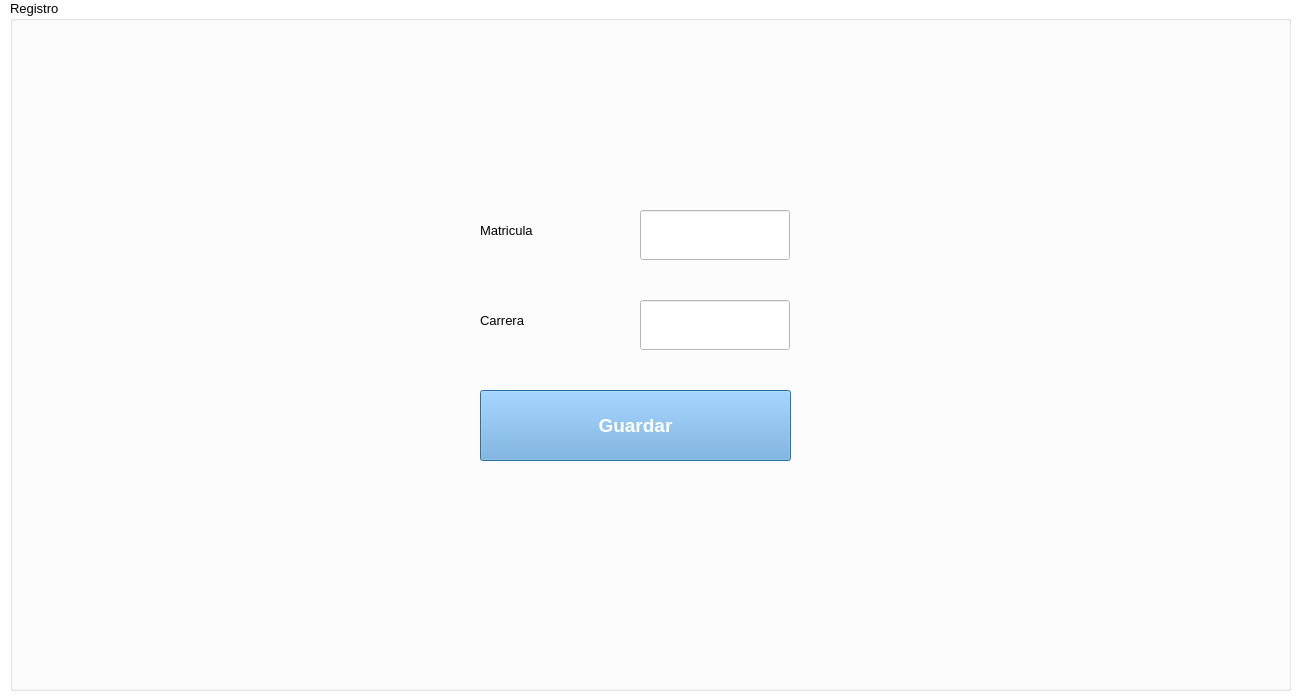
Old version of the form UserExperience/views/register.ui in the repository ChavezE/smartbooth.
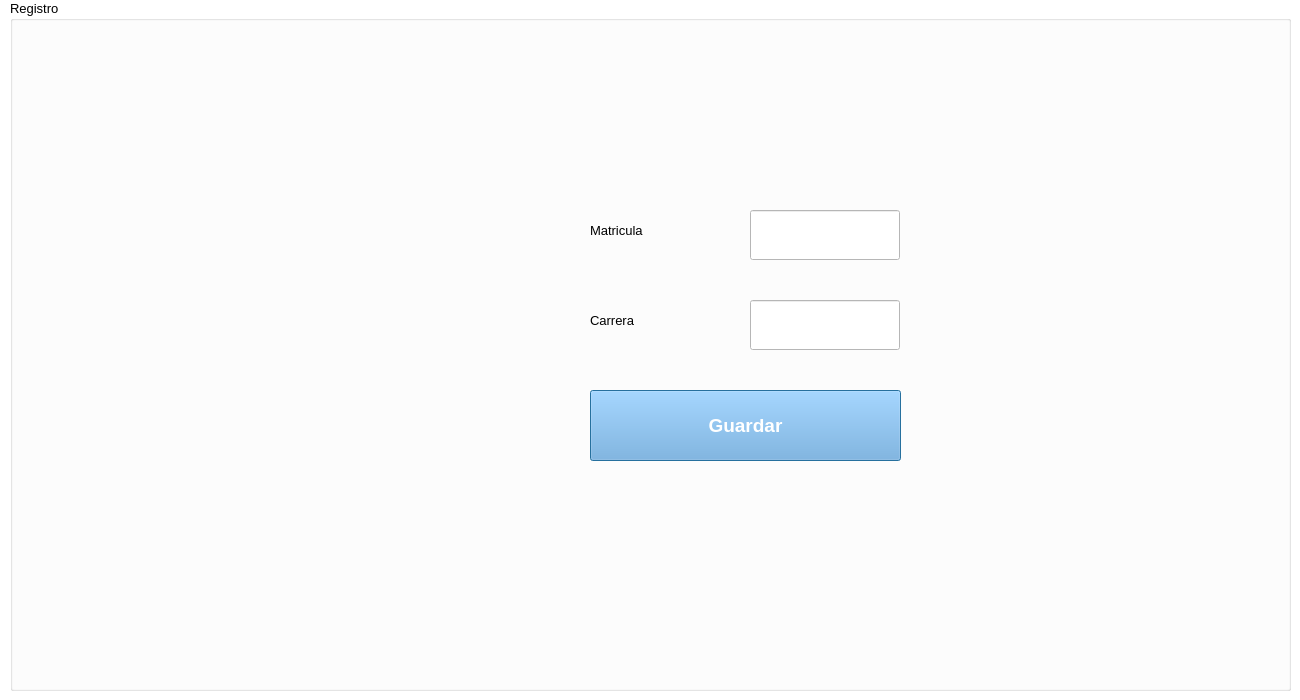
New version of the form.

Commit message: welcome view y register view

The edit to the form file:
```diff
--- a/UserExperience/views/register.ui
+++ b/UserExperience/views/register.ui
@@ -100,7 +100,7 @@
    <widget class="QLineEdit" name="studentId">
     <property name="geometry">
      <rect>
-      <x>630</x>
+      <x>740</x>
       <y>210</y>
       <width>150</width>
       <height>50</height>
@@ -115,7 +115,7 @@
    <widget class="QLineEdit" name="carrera">
     <property name="geometry">
      <rect>
-      <x>630</x>
+      <x>740</x>
       <y>300</y>
       <width>150</width>
       <height>50</height>
@@ -130,7 +130,7 @@
    <widget class="QLabel" name="label">
     <property name="geometry">
      <rect>
-      <x>470</x>
+      <x>580</x>
       <y>210</y>
       <width>120</width>
       <height>40</height>
@@ -148,7 +148,7 @@
    <widget class="QLabel" name="label_2">
     <property name="geometry">
      <rect>
-      <x>470</x>
+      <x>580</x>
       <y>300</y>
       <width>140</width>
       <height>40</height>
@@ -166,7 +166,7 @@
    <widget class="QPushButton" name="registerButton">
     <property name="geometry">
      <rect>
-      <x>470</x>
+      <x>580</x>
       <y>390</y>
       <width>311</width>
       <height>71</height>
```
The commit also changes 1 other file.
